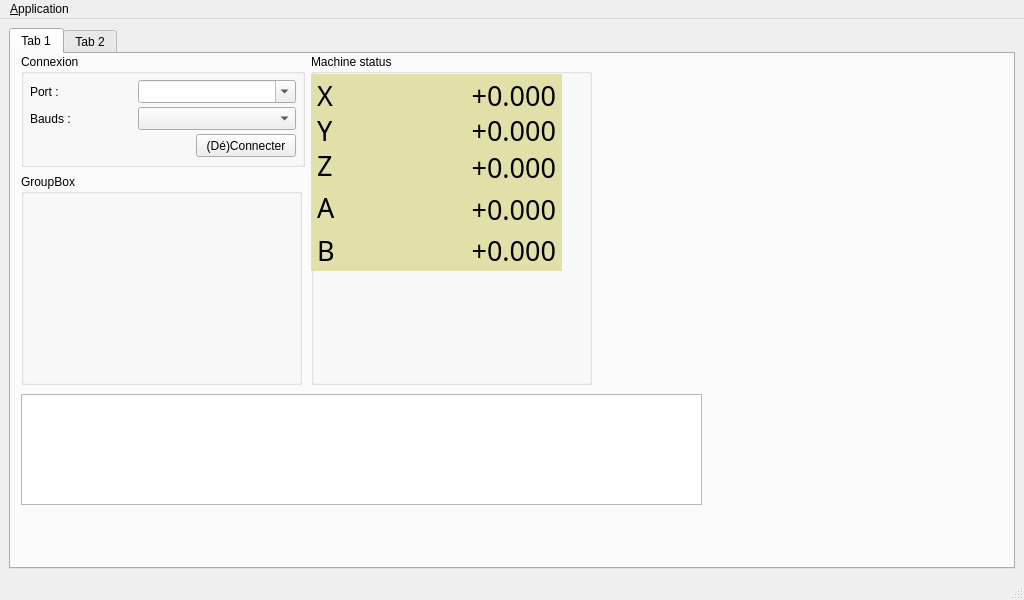
First picture: the form in mainWindow.ui, repository fra589/cn5X, before the edit.
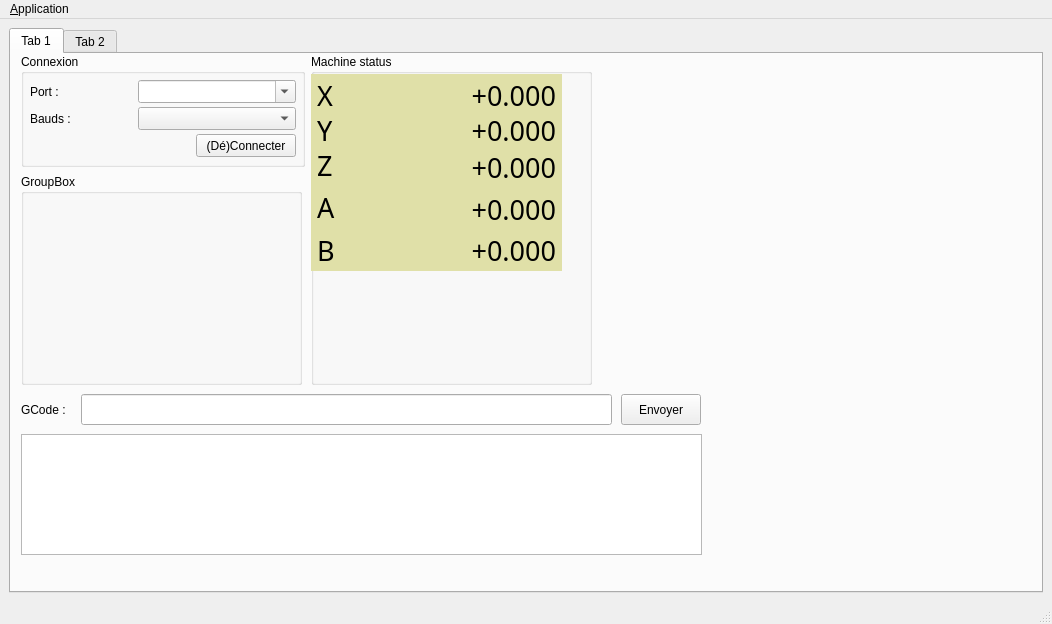
Second picture: the form after the edit. Icons and pictures are not drawn.

```diff
--- a/mainWindow.ui
+++ b/mainWindow.ui
@@ -6,8 +6,8 @@
    <rect>
     <x>0</x>
     <y>0</y>
-    <width>1024</width>
-    <height>600</height>
+    <width>1052</width>
+    <height>624</height>
    </rect>
   </property>
   <property name="windowTitle">
@@ -553,15 +553,51 @@
         <property name="geometry">
          <rect>
           <x>10</x>
-          <y>340</y>
+          <y>380</y>
           <width>681</width>
-          <height>111</height>
+          <height>121</height>
          </rect>
         </property>
         <property name="readOnly">
          <bool>true</bool>
         </property>
        </widget>
+       <widget class="QLineEdit" name="lneGCode">
+        <property name="geometry">
+         <rect>
+          <x>70</x>
+          <y>340</y>
+          <width>531</width>
+          <height>31</height>
+         </rect>
+        </property>
+       </widget>
+       <widget class="QPushButton" name="btnSend">
+        <property name="geometry">
+         <rect>
+          <x>610</x>
+          <y>340</y>
+          <width>80</width>
+          <height>31</height>
+         </rect>
+        </property>
+        <property name="text">
+         <string>Envoyer</string>
+        </property>
+       </widget>
+       <widget class="QLabel" name="label_8">
+        <property name="geometry">
+         <rect>
+          <x>10</x>
+          <y>340</y>
+          <width>61</width>
+          <height>31</height>
+         </rect>
+        </property>
+        <property name="text">
+         <string>GCode :</string>
+        </property>
+       </widget>
       </widget>
       <widget class="QWidget" name="tab_2">
        <attribute name="title">
@@ -577,8 +613,8 @@
     <rect>
      <x>0</x>
      <y>0</y>
-     <width>1024</width>
-     <height>22</height>
+     <width>1052</width>
+     <height>20</height>
     </rect>
    </property>
    <widget class="QMenu" name="mnuApplication">
```
Left out of the diff: 4 changed lines with no effect on the pictures.
